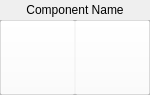
The window that src/twoPinComponentWidget.ui (CinnaKenToast/Circuit-Board-Designer) describes before a commit, drawn with Qt 5.
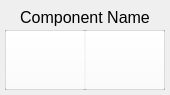
The same window after the commit.

```diff
--- a/src/twoPinComponentWidget.ui
+++ b/src/twoPinComponentWidget.ui
@@ -6,7 +6,7 @@
    <rect>
     <x>0</x>
     <y>0</y>
-    <width>150</width>
+    <width>170</width>
     <height>95</height>
    </rect>
   </property>
@@ -18,14 +18,14 @@
   </property>
   <property name="minimumSize">
    <size>
-    <width>150</width>
+    <width>170</width>
     <height>95</height>
    </size>
   </property>
   <property name="maximumSize">
    <size>
-    <width>168</width>
-    <height>16777215</height>
+    <width>170</width>
+    <height>95</height>
    </size>
   </property>
   <property name="windowTitle">
@@ -34,24 +34,29 @@
   <widget class="QLabel" name="label_name">
    <property name="geometry">
     <rect>
-     <x>0</x>
-     <y>0</y>
-     <width>150</width>
-     <height>20</height>
+     <x>5</x>
+     <y>5</y>
+     <width>160</width>
+     <height>25</height>
     </rect>
    </property>
    <property name="minimumSize">
     <size>
-     <width>0</width>
-     <height>20</height>
+     <width>160</width>
+     <height>25</height>
     </size>
    </property>
    <property name="maximumSize">
     <size>
-     <width>16777215</width>
-     <height>20</height>
+     <width>160</width>
+     <height>25</height>
     </size>
    </property>
+   <property name="font">
+    <font>
+     <pointsize>12</pointsize>
+    </font>
+   </property>
    <property name="text">
     <string>Component Name</string>
    </property>
@@ -62,16 +67,16 @@
   <widget class="QFrame" name="frame">
    <property name="geometry">
     <rect>
-     <x>0</x>
-     <y>20</y>
-     <width>150</width>
-     <height>75</height>
+     <x>5</x>
+     <y>30</y>
+     <width>160</width>
+     <height>60</height>
     </rect>
    </property>
    <property name="minimumSize">
     <size>
-     <width>150</width>
-     <height>50</height>
+     <width>160</width>
+     <height>60</height>
     </size>
    </property>
    <property name="frameShape">
@@ -85,10 +90,16 @@
      <rect>
       <x>0</x>
       <y>0</y>
-      <width>150</width>
-      <height>75</height>
+      <width>160</width>
+      <height>60</height>
      </rect>
     </property>
+    <property name="minimumSize">
+     <size>
+      <width>160</width>
+      <height>60</height>
+     </size>
+    </property>
     <property name="text">
      <string/>
     </property>
@@ -101,8 +112,8 @@
      <rect>
       <x>0</x>
       <y>0</y>
-      <width>75</width>
-      <height>75</height>
+      <width>80</width>
+      <height>60</height>
      </rect>
     </property>
     <property name="styleSheet">
@@ -115,10 +126,10 @@
    <widget class="QPushButton" name="btn_pin1">
     <property name="geometry">
      <rect>
-      <x>75</x>
+      <x>80</x>
       <y>0</y>
-      <width>75</width>
-      <height>75</height>
+      <width>80</width>
+      <height>60</height>
      </rect>
     </property>
     <property name="styleSheet">
```
